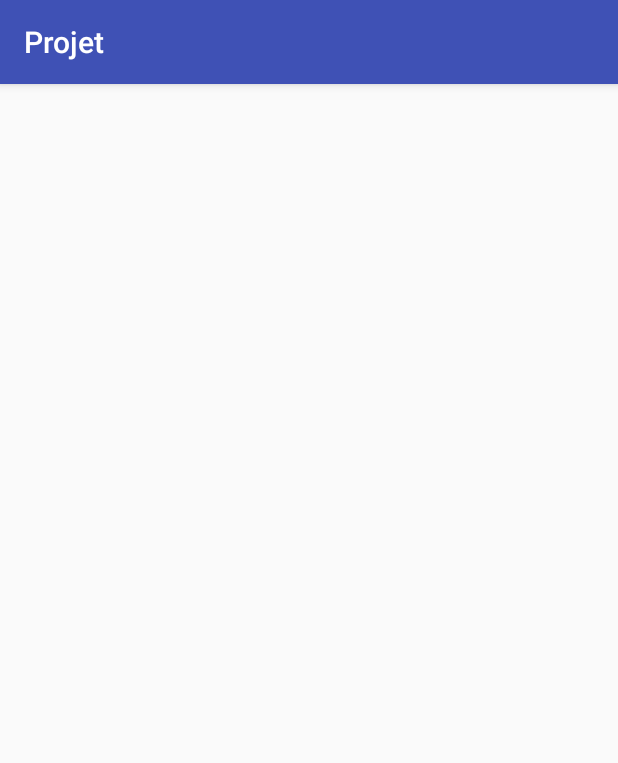
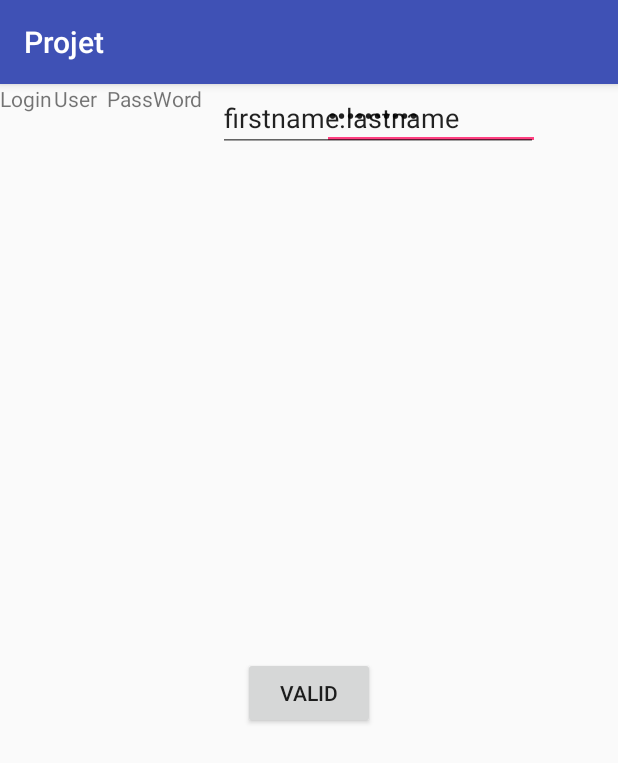
Before and after one commit to ColinChappot/Projet, an Android app: the screen it shows after launch (MainActivity), on a phone screen of 412 x 824 dp. Shown: the top 763 px of the screen. Run offline under Robolectric (Android 15) with nearby library versions, the phone set to English and light mode, and no system bars.

Commit message:
Add Loing Activity

```diff
--- a/app/build.gradle
+++ b/app/build.gradle
@@ -26,5 +26,6 @@
     })
     compile 'com.android.support:appcompat-v7:25.3.0'
     compile 'com.android.support.constraint:constraint-layout:1.0.2'
+    compile 'com.android.support:design:25.3.0'
     testCompile 'junit:junit:4.12'
 }
--- a/app/src/main/res/layout/activity_main.xml
+++ b/app/src/main/res/layout/activity_main.xml
@@ -6,4 +6,70 @@
     android:layout_height="match_parent"
     tools:context="com.example.colin.projet.MainActivity">
 
+    <EditText
+        android:id="@+id/editText2"
+        android:layout_width="145dp"
+        android:layout_height="44dp"
+        android:layout_marginRight="52dp"
+        android:ems="10"
+        android:inputType="textPassword"
+        android:text="dfajdkljaé"
+        app:layout_constraintRight_toRightOf="parent"
+        tools:layout_editor_absoluteY="254dp" />
+
+    <EditText
+        android:id="@+id/editText3"
+        android:layout_width="wrap_content"
+        android:layout_height="wrap_content"
+        android:layout_marginRight="53dp"
+        android:ems="10"
+        android:inputType="textPersonName"
+        android:text="firstname.lastname"
+        app:layout_constraintRight_toRightOf="parent"
+        tools:layout_editor_absoluteY="178dp" />
+
+    <TextView
+        android:id="@+id/textView"
+        android:layout_width="wrap_content"
+        android:layout_height="wrap_content"
+        android:text="Login"
+        tools:layout_editor_absoluteX="163dp"
+        tools:layout_editor_absoluteY="139dp" />
+
+    <TextView
+        android:id="@+id/textView2"
+        android:layout_width="74dp"
+        android:layout_height="45dp"
+        android:text="User"
+        tools:layout_editor_absoluteY="178dp"
+        app:layout_constraintRight_toLeftOf="@+id/editText3"
+        android:layout_marginRight="8dp"
+        android:layout_marginLeft="8dp"
+        app:layout_constraintLeft_toLeftOf="parent" />
+
+    <TextView
+        android:id="@+id/textView3"
+        android:layout_width="72dp"
+        android:layout_height="42dp"
+        android:text="PassWord"
+        tools:layout_editor_absoluteY="254dp"
+        app:layout_constraintRight_toLeftOf="@+id/editText2"
+        android:layout_marginRight="8dp"
+        android:layout_marginLeft="8dp"
+        app:layout_constraintLeft_toLeftOf="parent" />
+
+    <Button
+        android:id="@+id/button2"
+        android:layout_width="wrap_content"
+        android:layout_height="wrap_content"
+        android:text="Valid"
+        android:layout_marginBottom="8dp"
+        app:layout_constraintBottom_toBottomOf="parent"
+        android:layout_marginTop="8dp"
+        app:layout_constraintTop_toBottomOf="@+id/editText2"
+        android:layout_marginRight="8dp"
+        app:layout_constraintRight_toRightOf="parent"
+        android:layout_marginLeft="8dp"
+        app:layout_constraintLeft_toLeftOf="parent" />
+
 </android.support.constraint.ConstraintLayout>
--- /dev/null
+++ b/app/src/main/res/values/dimens.xml
@@ -0,0 +1,5 @@
+<resources>
+    <!-- Default screen margins, per the Android Design guidelines. -->
+    <dimen name="activity_horizontal_margin">16dp</dimen>
+    <dimen name="activity_vertical_margin">16dp</dimen>
+</resources>
```
Also changed, not shown: app/src/main/AndroidManifest.xml (+8 -0 lines), app/src/main/java/com/example/colin/projet/LoginActivity.java (added, +349 -0 lines), app/src/main/res/layout/activity_login.xml (added, +77 -0 lines), app/src/main/res/values/strings.xml (+14 -0 lines).
